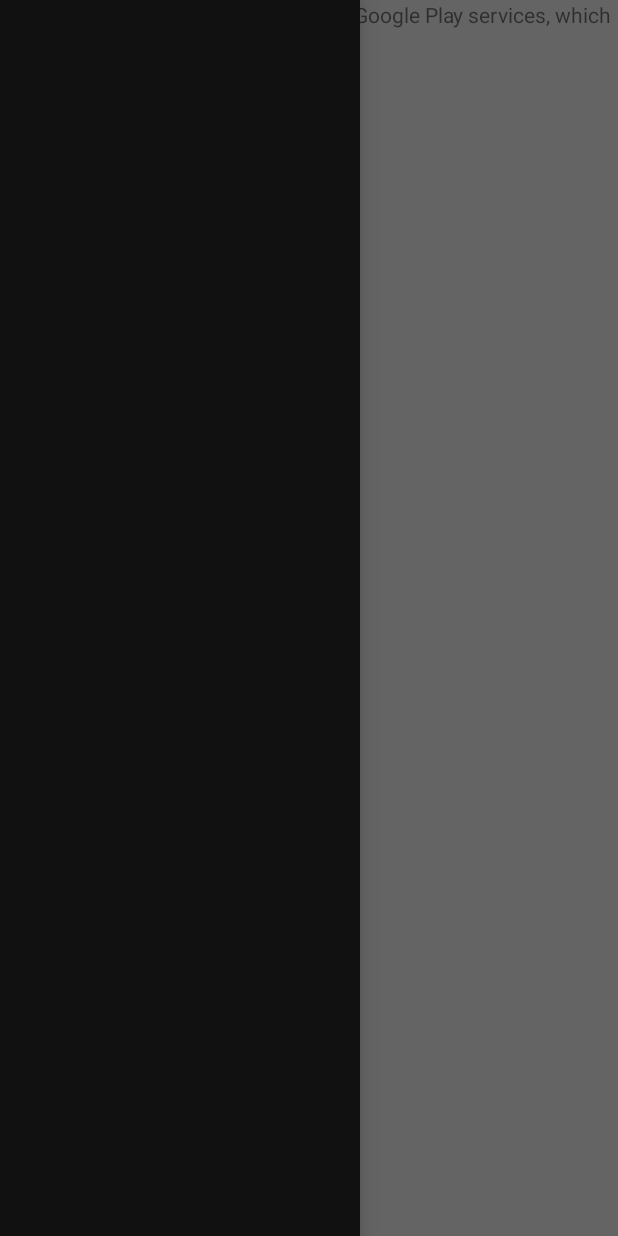
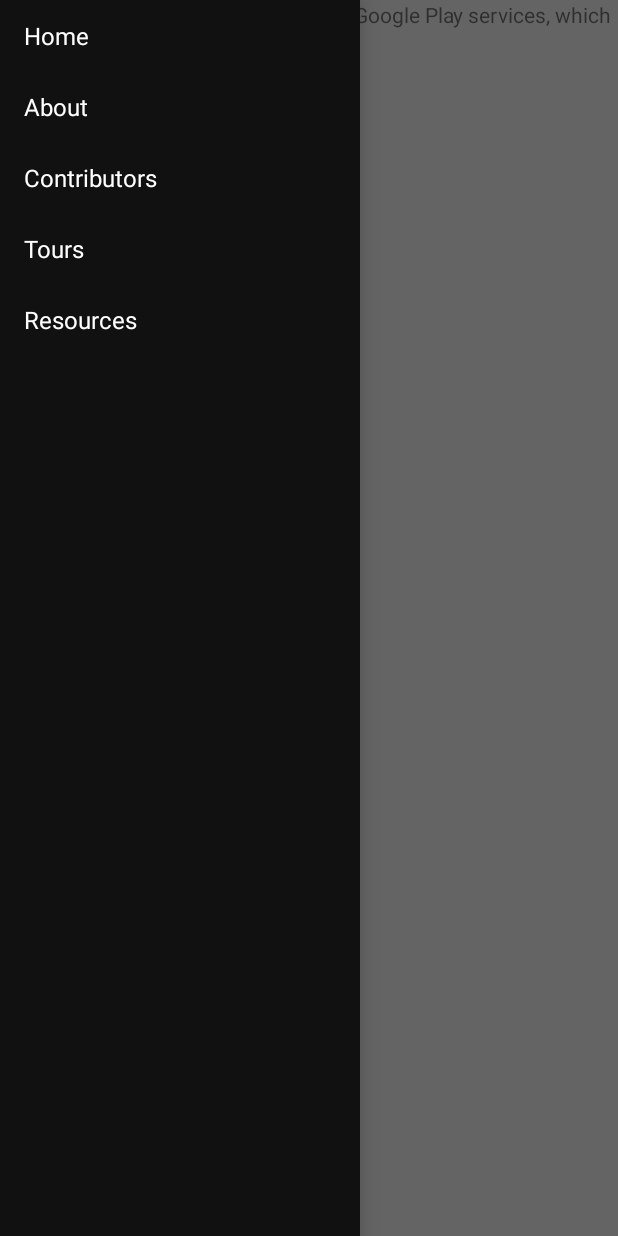
Before and after one commit to janechoe/map_app, an Android app: the screen it shows after launch (MapsActivity), with the side drawer open, on a phone screen of 412 x 824 dp. Run offline under Robolectric (Android 15) with nearby library versions, the phone set to English and light mode, and no system bars.

Commit message:
navigation with menu button works

```diff
--- a/app/build.gradle
+++ b/app/build.gradle
@@ -26,5 +26,6 @@ dependencies {
     })
     compile 'com.android.support:appcompat-v7:25.2.0'
     compile 'com.google.android.gms:play-services-maps:10.2.0'
+    compile 'com.android.support.constraint:constraint-layout:+'
     testCompile 'junit:junit:4.12'
 }
--- a/app/src/main/AndroidManifest.xml
+++ b/app/src/main/AndroidManifest.xml
@@ -40,6 +40,7 @@
                 <category android:name="android.intent.category.LAUNCHER" />
             </intent-filter>
         </activity>
+        <activity android:name=".AboutActivity"></activity>
     </application>
 
 </manifest>
--- a/app/src/main/java/com/example/janechoe/myapplication/MapsActivity.java
+++ b/app/src/main/java/com/example/janechoe/myapplication/MapsActivity.java
@@ -1,10 +1,15 @@
 package com.example.janechoe.myapplication;
 
-import android.app.Fragment;
 import android.app.FragmentTransaction;
+import android.content.Intent;
 import android.os.Bundle;
 import android.support.v4.app.FragmentActivity;
 import android.support.v4.widget.DrawerLayout;
+import android.view.Gravity;
+import android.view.View;
+import android.widget.AdapterView;
+import android.widget.ArrayAdapter;
+import android.widget.Button;
 import android.widget.ListView;
 
 import com.google.android.gms.maps.CameraUpdateFactory;
@@ -19,7 +24,7 @@ public class MapsActivity extends FragmentActivity implements OnMapReadyCallback
     private String[] menuOptions;
     private DrawerLayout myDrawerLayout;
     private ListView myList;
-    private Fragment menuFragment;
+//    private Fragment menuFragment;
     private MapFragment mMapFragment;
 
     private GoogleMap mMap;
@@ -39,8 +44,41 @@ public class MapsActivity extends FragmentActivity implements OnMapReadyCallback
             fragmentTransaction.add(R.id.content_frame, mMapFragment);
             fragmentTransaction.commit();
 
-        }
+            //make menu from array indices
+            menuOptions = getResources().getStringArray(R.array.menu_array);
+            myDrawerLayout = (DrawerLayout)findViewById(R.id.drawer_layout);
+            myList= (ListView)findViewById(R.id.left_drawer);
+            //adapter for list view
+            myList.setAdapter(new ArrayAdapter<String>(this, R.layout.drawer_list_item, menuOptions));
+            //list's click listener
+            myList.setOnItemClickListener(new DrawerItemClickListener());
+
+            Button menuButton = (Button) findViewById(R.id.menuButton);
+            menuButton.setOnClickListener(new View.OnClickListener(){
+                public void onClick(View v){
+                    myDrawerLayout.openDrawer(Gravity.LEFT);
+                }
+            });
+            myDrawerLayout.addDrawerListener(new DrawerLayout.SimpleDrawerListener() {
+                @Override
+                //called when drawer is completely closed
+                public void onDrawerClosed(View view){
+                    super.onDrawerClosed(view);
+                    invalidateOptionsMenu(); //creates call to prepareoptionsmenu
+                }
+                //called when drawer is completely opened
+                public void onDrawerOpened(View view){
+                    super.onDrawerOpened(view);
+                    invalidateOptionsMenu();
+                }
+            });
+
+
+            }
+
+
     }
+
 
     /**
      * Manipulates the map once available.
@@ -51,6 +89,7 @@ public class MapsActivity extends FragmentActivity implements OnMapReadyCallback
      * it inside the SupportMapFragment. This method will only be triggered once the user has
      * installed Google Play services and returned to the app.
      */
+
     @Override
     public void onMapReady(GoogleMap googleMap) {
         mMap = googleMap;
@@ -60,37 +99,40 @@ public class MapsActivity extends FragmentActivity implements OnMapReadyCallback
         mMap.addMarker(new MarkerOptions().position(sydney).title("Marker in Sydney"));
         mMap.moveCamera(CameraUpdateFactory.newLatLng(sydney));
     }
+
+    private class DrawerItemClickListener implements ListView.OnItemClickListener {
+        @Override
+        public void onItemClick(AdapterView<?> parent, View view, int position, long id) {
+            selectItem(position);
+        }
+    }
+
+    private void selectItem(int position){
+        switch(position) {
+            case 0:
+                break;
+            case 1:
+                //about
+                Intent switchIntent = new Intent(this, AboutActivity.class);
+                startActivity(switchIntent);
+                break;
+            case 2:
+                //contributors
+                //Intent switchIntent = new Intent(this, AboutActivity.class);
+                break;
+            case 3:
+                //tours
+                //Intent switchIntent = new Intent(this, AboutActivity.class);
+                break;
+            case 4:
+                //resources
+                //Intent switchIntent = new Intent(this, AboutActivity.class);
+                break;
+        }
+        //Highlight selected item
+        myList.setItemChecked(position, true);
+        //close drawer
+        myDrawerLayout.closeDrawer(myList);
+    }
+
 }
-//
-//        menuOptions = getResources().getStringArray(R.array.menu_array);
-//        myDrawerLayout = (DrawerLayout)findViewById(R.id.drawer_layout);
-//        myList= (ListView)findViewById(R.id.left_drawer);
-
-
-
-
-//        myList.setAdapter(new ArrayAdapter<String>(this, R.layout.drawer_list_item, menuOptions));
-//        myList.setOnItemClickListener(new DrawerItemClickListener());
-
-
-//MAKE MAP FRAGMENT
-
-
-
-
-//
-//    private class DrawerItemClickListener implements ListView.OnItemClickListener {
-//        @Override
-//        public void onItemClick(AdapterView<?> parent, View view, int position, long id) {
-//            selectItem(position);
-//        }
-//    }
-//
-//    private void selectItem(int position){
-//        Fragment fragment = new MenuFragment();
-//        Bundle args = new Bundle();
-//        //shows activity based on position
-//        args.putInt(MenuFragment.ARG_OPTION_NUMBER, position);
-//
-//
-//    }
--- a/app/src/main/res/layout/activity_maps.xml
+++ b/app/src/main/res/layout/activity_maps.xml
@@ -5,17 +5,27 @@
     android:layout_width="match_parent"
     android:layout_height="match_parent">
     <!-- The main content view -->
-        <FrameLayout
-            android:id="@+id/content_frame"
-            android:layout_width="match_parent"
-            android:layout_height="match_parent" />
+
+    <FrameLayout
+        android:id="@+id/content_frame"
+        android:layout_width="match_parent"
+        android:layout_height="match_parent" >
+
+        <Button
+            android:id="@+id/menuButton"
+            android:layout_width="100dp"
+            android:layout_height="50dp"
+            android:text="Menu" />
+    </FrameLayout>
         <!-- The navigation drawer -->
-        <ListView android:id="@+id/left_drawer"
+    <ListView android:id="@+id/left_drawer"
             android:layout_width="240dp"
             android:layout_height="match_parent"
             android:layout_gravity="start"
             android:choiceMode="singleChoice"
             android:divider="@android:color/transparent"
             android:dividerHeight="0dp"
-            android:background="#111"/>
+            android:background="#111">
+    </ListView>
+
 </android.support.v4.widget.DrawerLayout>
```
Also changed, not shown: app/src/main/java/com/example/janechoe/myapplication/AboutActivity.java (added, +12 -0 lines), app/src/main/res/layout/activity_about.xml (added, +10 -0 lines).
